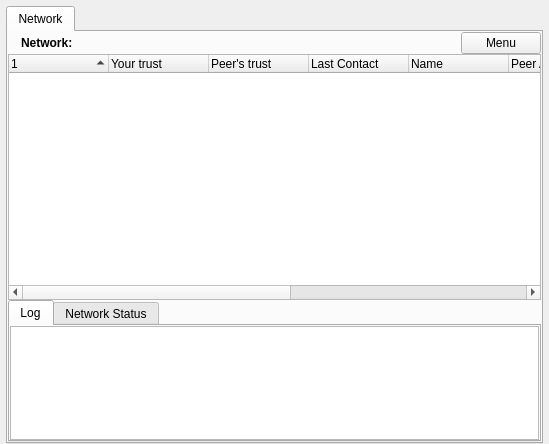
First picture: the form in retroshare-gui/src/gui/NetworkDialog.ui, repository RetroShare/RetroShare, before the edit.
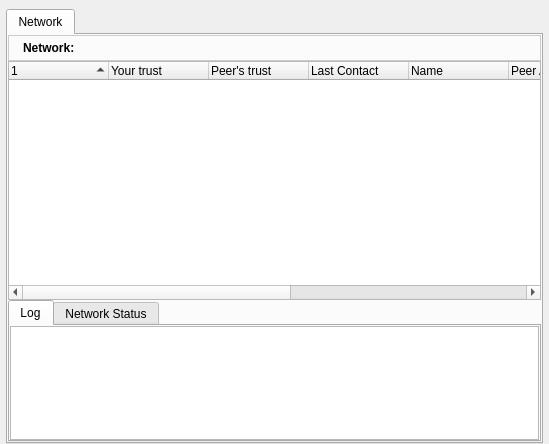
Second picture: the form after the edit. Icons and pictures are not drawn.

Commit message: improved design layout of some pages

```diff
--- a/retroshare-gui/src/gui/NetworkDialog.ui
+++ b/retroshare-gui/src/gui/NetworkDialog.ui
@@ -18,7 +18,7 @@
     <number>6</number>
    </property>
    <property name="topMargin">
-    <number>6</number>
+    <number>9</number>
    </property>
    <property name="rightMargin">
     <number>6</number>
@@ -39,71 +39,15 @@
        <string>Network</string>
       </attribute>
       <layout class="QGridLayout">
+       <property name="horizontalSpacing">
+        <number>6</number>
+       </property>
        <property name="verticalSpacing">
         <number>0</number>
        </property>
        <property name="margin">
         <number>0</number>
        </property>
-       <item row="0" column="0">
-        <layout class="QGridLayout">
-         <property name="margin">
-          <number>0</number>
-         </property>
-         <property name="spacing">
-          <number>6</number>
-         </property>
-         <item row="0" column="0">
-          <widget class="QLabel" name="label">
-           <property name="maximumSize">
-            <size>
-             <width>22</width>
-             <height>22</height>
-            </size>
-           </property>
-           <property name="text">
-            <string/>
-           </property>
-           <property name="pixmap">
-            <pixmap resource="images.qrc">:/images/rs1.png</pixmap>
-           </property>
-           <property name="scaledContents">
-            <bool>true</bool>
-           </property>
-          </widget>
-         </item>
-         <item row="0" column="1">
-          <widget class="QLabel" name="label_2">
-           <property name="text">
-            <string>&lt;html&gt;&lt;head&gt;&lt;meta name=&quot;qrichtext&quot; content=&quot;1&quot; /&gt;&lt;style type=&quot;text/css&quot;&gt;
-p, li { white-space: pre-wrap; }
-&lt;/style&gt;&lt;/head&gt;&lt;body style=&quot; font-family:'Arial'; font-size:10pt; font-weight:400; font-style:normal; text-decoration:none;&quot;&gt;
-&lt;p style=&quot; margin-top:0px; margin-bottom:0px; margin-left:0px; margin-right:0px; -qt-block-indent:0; text-indent:0px;&quot;&gt;&lt;span style=&quot; font-size:9pt; font-weight:600;&quot;&gt;Network:&lt;/span&gt;&lt;/p&gt;&lt;/body&gt;&lt;/html&gt;</string>
-           </property>
-          </widget>
-         </item>
-         <item row="0" column="2">
-          <spacer>
-           <property name="orientation">
-            <enum>Qt::Horizontal</enum>
-           </property>
-           <property name="sizeHint" stdset="0">
-            <size>
-             <width>40</width>
-             <height>20</height>
-            </size>
-           </property>
-          </spacer>
-         </item>
-         <item row="0" column="3">
-          <widget class="QPushButton" name="viewButton">
-           <property name="text">
-            <string>Menu</string>
-           </property>
-          </widget>
-         </item>
-        </layout>
-       </item>
        <item row="1" column="0">
         <widget class="QTreeWidget" name="connecttreeWidget">
          <property name="sizePolicy">
@@ -491,6 +435,99 @@
          </widget>
         </widget>
        </item>
+       <item row="0" column="0">
+        <widget class="QFrame" name="frame">
+         <property name="styleSheet">
+          <string notr="true">QFrame#frame{ 
+background-color: qlineargradient(x1:0, y1:0, x2:0, y2:1,
+stop:0 #FEFEFE, stop:1 #E8E8E8);
+
+border: 1px solid #CCCCCC;}</string>
+         </property>
+         <layout class="QGridLayout">
+          <property name="margin">
+           <number>1</number>
+          </property>
+          <property name="spacing">
+           <number>6</number>
+          </property>
+          <item row="0" column="0">
+           <widget class="QLabel" name="label">
+            <property name="maximumSize">
+             <size>
+              <width>22</width>
+              <height>22</height>
+             </size>
+            </property>
+            <property name="text">
+             <string/>
+            </property>
+            <property name="pixmap">
+             <pixmap resource="images.qrc">:/images/rs1.png</pixmap>
+            </property>
+            <property name="scaledContents">
+             <bool>true</bool>
+            </property>
+           </widget>
+          </item>
+          <item row="0" column="1">
+           <widget class="QLabel" name="label_2">
+            <property name="text">
+             <string>&lt;html&gt;&lt;head&gt;&lt;meta name=&quot;qrichtext&quot; content=&quot;1&quot; /&gt;&lt;style type=&quot;text/css&quot;&gt;
+p, li { white-space: pre-wrap; }
+&lt;/style&gt;&lt;/head&gt;&lt;body style=&quot; font-family:'Arial'; font-size:10pt; font-weight:400; font-style:normal; text-decoration:none;&quot;&gt;
+&lt;p style=&quot; margin-top:0px; margin-bottom:0px; margin-left:0px; margin-right:0px; -qt-block-indent:0; text-indent:0px;&quot;&gt;&lt;span style=&quot; font-size:9pt; font-weight:600;&quot;&gt;Network:&lt;/span&gt;&lt;/p&gt;&lt;/body&gt;&lt;/html&gt;</string>
+            </property>
+           </widget>
+          </item>
+          <item row="0" column="2">
+           <spacer>
+            <property name="orientation">
+             <enum>Qt::Horizontal</enum>
+            </property>
+            <property name="sizeHint" stdset="0">
+             <size>
+              <width>40</width>
+              <height>20</height>
+             </size>
+            </property>
+           </spacer>
+          </item>
+          <item row="0" column="3">
+           <widget class="QPushButton" name="viewButton">
+            <property name="toolTip">
+             <string>&lt;!DOCTYPE HTML PUBLIC &quot;-//W3C//DTD HTML 4.0//EN&quot; &quot;http://www.w3.org/TR/REC-html40/strict.dtd&quot;&gt;
+&lt;html&gt;&lt;head&gt;&lt;meta name=&quot;qrichtext&quot; content=&quot;1&quot; /&gt;&lt;style type=&quot;text/css&quot;&gt;
+p, li { white-space: pre-wrap; }
+&lt;/style&gt;&lt;/head&gt;&lt;body style=&quot; font-family:'MS Shell Dlg 2'; font-size:8.25pt; font-weight:400; font-style:normal;&quot;&gt;
+&lt;p style=&quot; margin-top:0px; margin-bottom:0px; margin-left:0px; margin-right:0px; -qt-block-indent:0; text-indent:0px;&quot;&gt;&lt;span style=&quot; font-weight:600;&quot;&gt;Display&lt;/span&gt;&lt;/p&gt;&lt;/body&gt;&lt;/html&gt;</string>
+            </property>
+            <property name="styleSheet">
+             <string notr="true">QPushButton::menu-indicator { 
+subcontrol-origin: padding;
+subcontrol-position: bottom right;
+}
+
+</string>
+            </property>
+            <property name="text">
+             <string/>
+            </property>
+            <property name="icon">
+             <iconset resource="images.qrc">
+              <normaloff>:/images/looknfeel.png</normaloff>:/images/looknfeel.png</iconset>
+            </property>
+            <property name="default">
+             <bool>false</bool>
+            </property>
+            <property name="flat">
+             <bool>true</bool>
+            </property>
+           </widget>
+          </item>
+         </layout>
+        </widget>
+       </item>
       </layout>
      </widget>
     </widget>
```
The commit also changes 4 other files.
